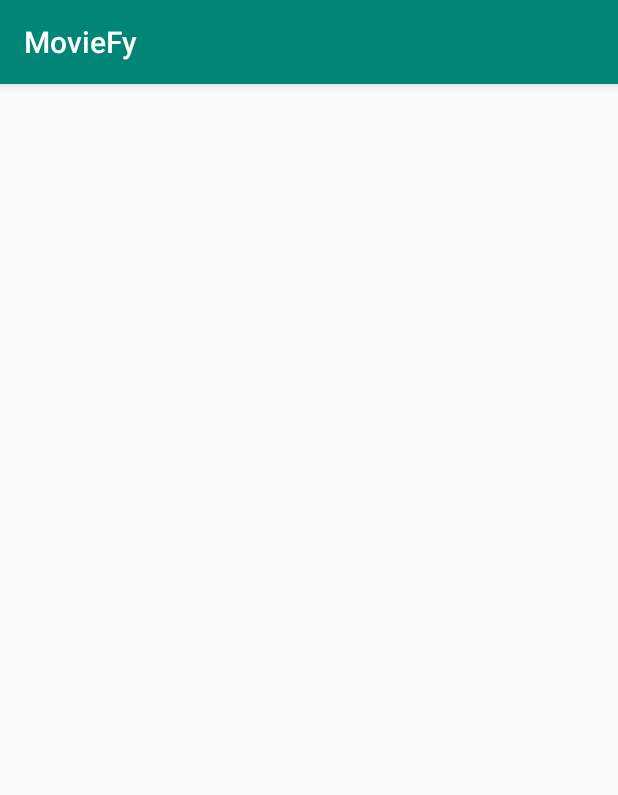
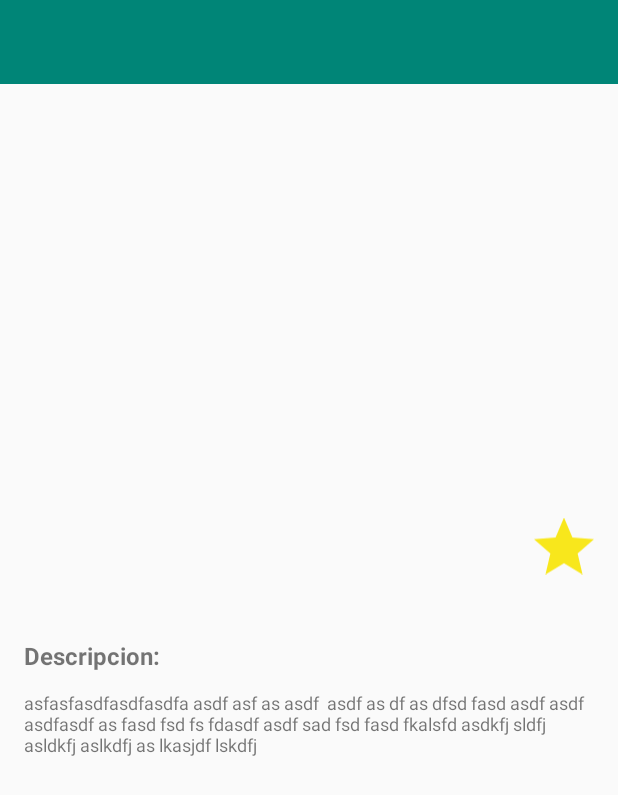
Before and after one commit to Architect-Coders/MovieFy, an Android app: the DetailMovie screen opened directly, with no data from a screen before it, on a phone screen of 412 x 824 dp. Shown: the top 795 px of the screen. Run offline under Robolectric (Android 15) with nearby library versions, the phone set to English and light mode, and no system bars.

Commit message:
add favourites and star image

```diff
--- a/app/src/main/AndroidManifest.xml
+++ b/app/src/main/AndroidManifest.xml
@@ -22,7 +22,9 @@
                 <category android:name="android.intent.category.LAUNCHER" />
             </intent-filter>
         </activity>
-        <activity android:name=".ui.detailMovie.DetailMovie" />
+        <activity
+            android:name=".ui.detailMovie.DetailMovie"
+            android:theme="@style/AppTheme.NoActionBar"/>
     </application>
 
 </manifest>
--- a/app/src/main/java/com/moviefy/ui/common/AspectRatioImageView.kt
+++ b/app/src/main/java/com/moviefy/ui/common/AspectRatioImageView.kt
@@ -5,11 +5,7 @@ import android.util.AttributeSet
 import androidx.appcompat.widget.AppCompatImageView
 import com.moviefy.R
 
-class AspectRatioImageView @JvmOverloads constructor(
-    context: Context,
-    attrs: AttributeSet? = null,
-    defStyleAttr: Int = 0
-) : AppCompatImageView(context, attrs, defStyleAttr) {
+class AspectRatioImageView @JvmOverloads constructor(context: Context, attrs: AttributeSet? = null, defStyleAttr: Int = 0) : AppCompatImageView(context, attrs, defStyleAttr) {
 
     private var ratio: Float = DEFAULT_RATIO
 
--- a/app/src/main/java/com/moviefy/ui/releaseFilms/ReleaseFilmAdapter.kt
+++ b/app/src/main/java/com/moviefy/ui/releaseFilms/ReleaseFilmAdapter.kt
@@ -32,7 +32,6 @@ class MoviesAdapter(private val listener: (Movie) -> Unit) : RecyclerView.Adapte
 
     class ViewHolder(view: View) : RecyclerView.ViewHolder(view) {
         fun bind(movie: Movie) {
-            itemView.movieTitle.text = movie.title
             itemView.moviePoster.loadUrl("https://image.tmdb.org/t/p/w185/${movie.posterPath}")
         }
     }
--- /dev/null
+++ b/app/src/main/res/drawable/ic_star.xml
@@ -0,0 +1,12 @@
+<vector xmlns:android="http://schemas.android.com/apk/res/android"
+    android:width="40dp"
+    android:height="38dp"
+    android:viewportWidth="40"
+    android:viewportHeight="38">
+    <path
+        android:fillColor="#F8E71C"
+        android:fillType="evenOdd"
+        android:pathData="M32.36,38l-3.27,-14.058l10.91,-9.454l-14.382,-1.234l-5.618,-13.254l-5.618,13.254l-14.382,1.234l10.91,9.454l-3.27,14.058l12.36,-7.456z"
+        android:strokeWidth="1"
+        android:strokeColor="#00000000" />
+</vector>
--- /dev/null
+++ b/app/src/main/res/drawable/selector_favorite.xml
@@ -0,0 +1,5 @@
+<?xml version="1.0" encoding="utf-8"?>
+<selector xmlns:android="http://schemas.android.com/apk/res/android">
+<item android:state_activated="true" android:drawable="@drawable/ic_favorite_remove" />
+<item android:drawable="@drawable/ic_favorite_add" />
+</selector>
--- a/app/src/main/res/layout/fragment_home.xml
+++ b/app/src/main/res/layout/fragment_home.xml
@@ -1,5 +1,6 @@
 <?xml version="1.0" encoding="utf-8"?>
-<androidx.constraintlayout.widget.ConstraintLayout xmlns:android="http://schemas.android.com/apk/res/android"
+<androidx.constraintlayout.widget.ConstraintLayout
+    xmlns:android="http://schemas.android.com/apk/res/android"
     xmlns:app="http://schemas.android.com/apk/res-auto"
     android:layout_width="match_parent"
     android:layout_height="match_parent">
@@ -9,7 +10,7 @@
         android:layout_width="match_parent"
         android:layout_height="match_parent"
         app:layoutManager="androidx.recyclerview.widget.GridLayoutManager"
-        app:spanCount="3" />
+        app:spanCount="3"/>
 
     <ProgressBar
         android:id="@+id/progressBar"
--- /dev/null
+++ b/app/src/main/res/layout/generic_toolbar.xml
@@ -0,0 +1,20 @@
+<?xml version="1.0" encoding="utf-8"?>
+<com.google.android.material.appbar.AppBarLayout
+    xmlns:android="http://schemas.android.com/apk/res/android"
+    xmlns:app="http://schemas.android.com/apk/res-auto"
+    android:id="@+id/home_appbarLayout"
+    android:layout_width="match_parent"
+    android:layout_height="wrap_content"
+    app:elevation="0dp">
+    <androidx.appcompat.widget.Toolbar
+        android:id="@+id/toolbar"
+        android:layout_width="match_parent"
+        android:layout_height="?android:attr/actionBarSize"
+        android:background="@color/colorPrimary"
+        app:contentInsetStart="@dimen/margin_standard"
+        app:contentInsetStartWithNavigation="@dimen/one_grid_unit"
+        app:paddingStart="0dp"
+        app:theme="@style/ThemeOverlay.AppCompat.ActionBar"
+        app:titleMarginStart="@dimen/margin_standard">
+    </androidx.appcompat.widget.Toolbar>
+</com.google.android.material.appbar.AppBarLayout>
--- a/app/src/main/res/layout/movie_detail.xml
+++ b/app/src/main/res/layout/movie_detail.xml
@@ -1,6 +1,67 @@
 <?xml version="1.0" encoding="utf-8"?>
-<LinearLayout xmlns:android="http://schemas.android.com/apk/res/android"
-    android:orientation="vertical" android:layout_width="match_parent"
+<androidx.constraintlayout.widget.ConstraintLayout xmlns:android="http://schemas.android.com/apk/res/android"
+    xmlns:app="http://schemas.android.com/apk/res-auto"
+    xmlns:tools="http://schemas.android.com/tools"
+    android:orientation="vertical"
+    android:layout_width="match_parent"
     android:layout_height="match_parent">
 
-</LinearLayout>
+    <include
+        android:id="@+id/include"
+        layout="@layout/generic_toolbar" />
+
+    <ImageView
+        android:id="@+id/imageView"
+        android:layout_width="match_parent"
+        android:layout_height="350dp"
+        app:layout_constraintTop_toBottomOf="@+id/include"
+        tools:layout_editor_absoluteX="16dp"/>
+
+    <ImageView
+        android:id="@+id/imageViewMovieListItemStar"
+        android:layout_width="@dimen/five_grid_unit"
+        android:layout_height="@dimen/five_grid_unit"
+        android:layout_marginTop="288dp"
+        android:layout_marginEnd="16dp"
+        android:src="@drawable/ic_star"
+        app:layout_constraintEnd_toEndOf="parent"
+        app:layout_constraintTop_toBottomOf="@+id/include" />
+
+    <TextView
+        android:id="@+id/moviePuntuation"
+        android:layout_width="wrap_content"
+        android:layout_height="wrap_content"
+        android:textSize="@dimen/text_size_ten"
+        android:textColor="@color/colorAccent"
+        android:textStyle="bold"
+        app:layout_constraintBottom_toBottomOf="@+id/imageViewMovieListItemStar"
+        app:layout_constraintEnd_toEndOf="@+id/imageViewMovieListItemStar"
+        app:layout_constraintStart_toStartOf="@+id/imageViewMovieListItemStar"
+        app:layout_constraintTop_toTopOf="@+id/imageViewMovieListItemStar" />
+
+    <TextView
+        android:id="@+id/movieDescriptionTitle"
+        android:layout_width="wrap_content"
+        android:layout_height="wrap_content"
+        android:layout_marginStart="16dp"
+        android:layout_marginTop="20dp"
+        android:text="Descripcion:"
+        android:textSize="@dimen/text_size_sixteen"
+        android:textStyle="bold"
+        app:layout_constraintStart_toStartOf="parent"
+        app:layout_constraintTop_toBottomOf="@+id/imageView" />
+
+    <TextView
+        android:id="@+id/movieDescription"
+        android:layout_width="match_parent"
+        android:layout_height="wrap_content"
+        android:layout_marginTop="12dp"
+        android:layout_marginStart="@dimen/activity_standard_margin"
+        android:layout_marginEnd="@dimen/activity_standard_margin"
+        android:textSize="@dimen/text_size_twelve"
+        android:text="asfasfasdfasdfasdfa asdf asf as asdf  asdf as df as dfsd fasd asdf asdf asdfasdf as fasd fsd fs fdasdf asdf sad fsd fasd fkalsfd asdkfj sldfj asldkfj aslkdfj as lkasjdf lskdfj "
+        app:layout_constraintStart_toStartOf="parent"
+        app:layout_constraintTop_toBottomOf="@+id/movieDescriptionTitle" />
+
+
+</androidx.constraintlayout.widget.ConstraintLayout>
--- a/app/src/main/res/values/colors.xml
+++ b/app/src/main/res/values/colors.xml
@@ -3,4 +3,5 @@
     <color name="colorPrimary">#008577</color>
     <color name="colorPrimaryDark">#00574B</color>
     <color name="colorAccent">#D81B60</color>
+    <color name="yellow_start">#F8E71C</color>
 </resources>
--- a/app/src/main/res/values/dimens.xml
+++ b/app/src/main/res/values/dimens.xml
@@ -1,5 +1,15 @@
 <resources>
     <!-- Default screen margins, per the Android Design guidelines. -->
-    <dimen name="activity_horizontal_margin">16dp</dimen>
-    <dimen name="activity_vertical_margin">16dp</dimen>
+    <dimen name="activity_standard_margin">16dp</dimen>
+
+    <dimen name="one_grid_unit">8dp</dimen>
+    <dimen name="two_grid_unit">16dp</dimen>
+    <dimen name="five_grid_unit">40dp</dimen>
+    <dimen name="four_and_half_grid_unit">36dp</dimen>
+    <dimen name="seven_grid_unit">56dp</dimen>
+
+    <dimen name="text_size_ten">10sp</dimen>
+    <dimen name="text_size_sixteen">16sp</dimen>
+    <dimen name="text_size_twelve">12sp</dimen>
+    <dimen name="margin_standard">20dp</dimen>
 </resources>
--- a/app/src/main/res/values/styles.xml
+++ b/app/src/main/res/values/styles.xml
@@ -8,4 +8,9 @@
         <item name="colorAccent">@color/colorAccent</item>
     </style>
 
+    <style name="AppTheme.NoActionBar">
+        <item name="windowActionBar">false</item>
+        <item name="windowNoTitle">true</item>
+    </style>
+
 </resources>
```
Also changed, not shown: app/src/main/res/drawable/ic_favorite_add.xml (added, +21 -0 lines), app/src/main/res/drawable/ic_favorite_remove.xml (added, +21 -0 lines), app/src/main/res/layout/activity_main.xml (+12 -18 lines), app/src/main/res/layout/movie_poster.xml (+38 -16 lines).
